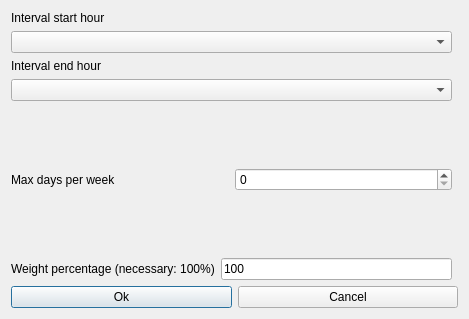
Qt form fet/src/interface/modifyconstraintstudentsmorningintervalmaxdaysperweekform_template.ui (vonmecheln/fet) before a commit.
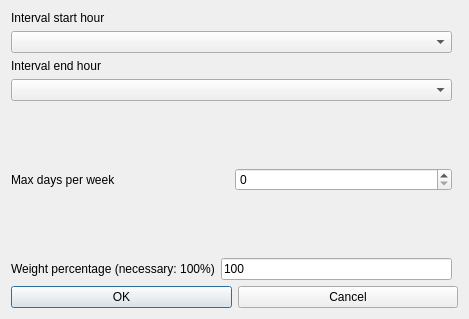
The same form after that commit.

The edit to the form file:
```diff
--- a/fet/src/interface/modifyconstraintstudentsmorningintervalmaxdaysperweekform_template.ui
+++ b/fet/src/interface/modifyconstraintstudentsmorningintervalmaxdaysperweekform_template.ui
@@ -19,7 +19,7 @@
      <item>
       <widget class="QPushButton" name="okPushButton">
        <property name="text">
-        <string>Ok</string>
+        <string>OK</string>
        </property>
       </widget>
      </item>
```
